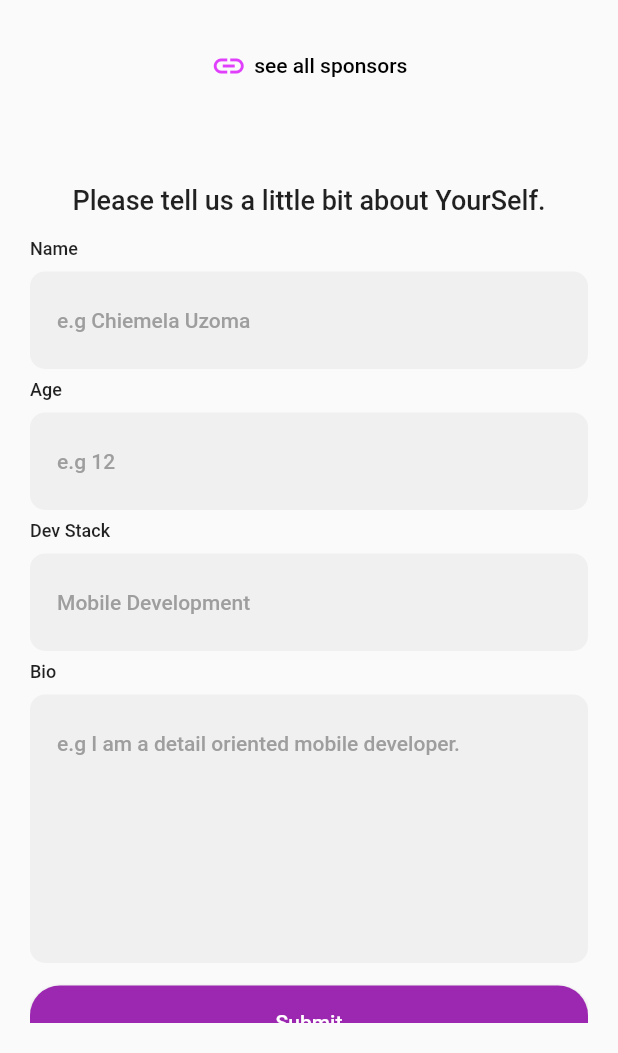
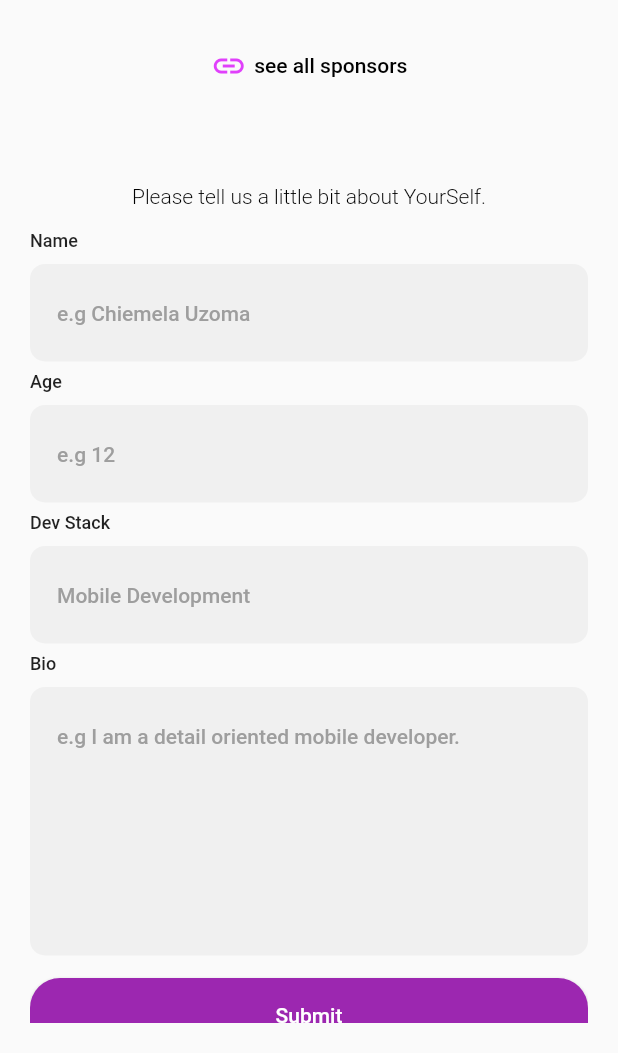
Before and after one commit to Codesait/hng_stage_two_task, a Flutter app: the screen it shows after launch, on a phone screen of 412 x 824 dp, the part 183-1236 px from its top. Run offline on Flutter 3.47's test engine with Material 2 defaults, Android fonts, the phone set to English and light mode, and no system bars.

Commit message:
modified home screen

```diff
--- a/lib/screens/homeScreen.dart
+++ b/lib/screens/homeScreen.dart
@@ -85,7 +85,11 @@ class _MyHomePageState extends State<MyHomePage> {
 
                 const Text(
                   'Please tell us a little bit about YourSelf.',
-                  style: TextStyle(fontSize: 18, fontWeight: FontWeight.w500),
+                  style: TextStyle(
+                      fontSize: 14,
+                      fontWeight: FontWeight.w300,
+                    color: Colors.black
+                  ),
                 ),
                 const SizedBox(
                   height: 15.0,
```
